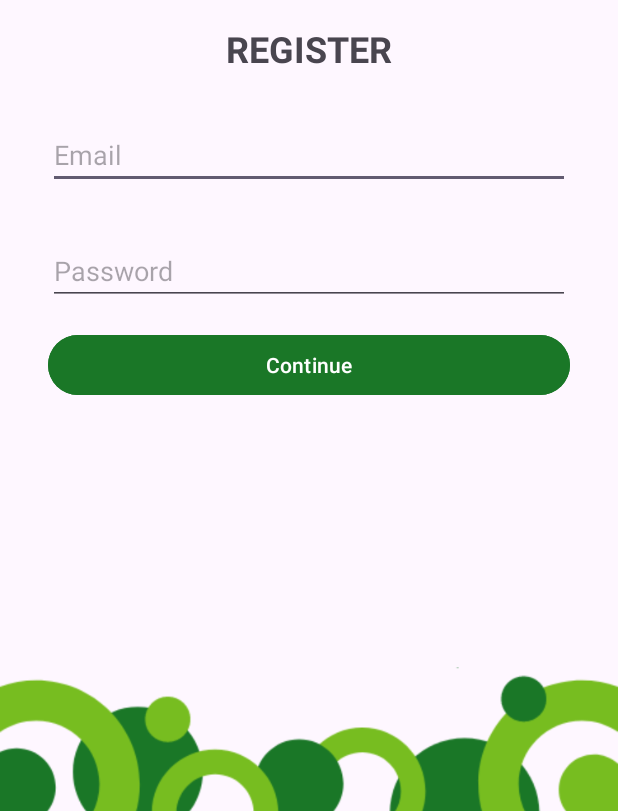
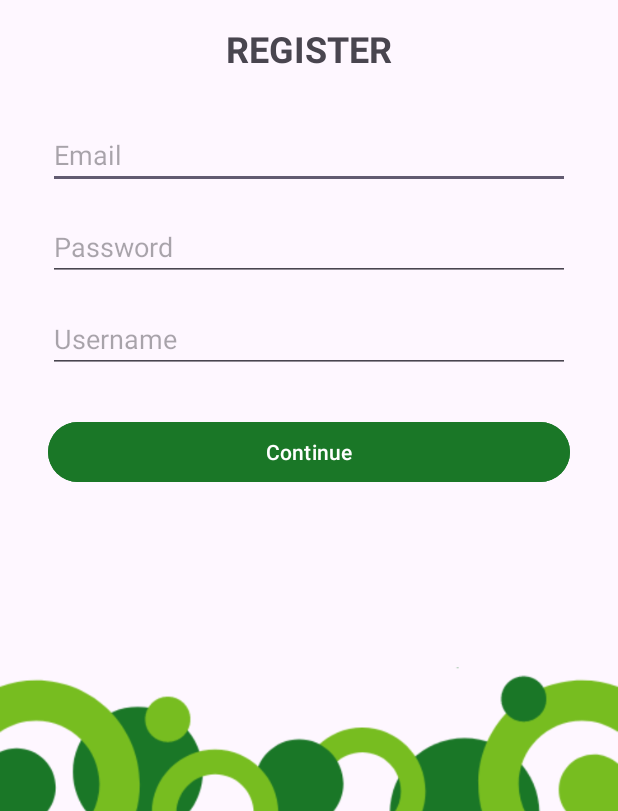
Before and after one commit to ViannyCruz/ChatApp_CV, an Android app: the screen it shows after launch (Register), after a tap on "Register", on a phone screen of 412 x 824 dp, the part 425-1236 px from its top. Run offline under Robolectric (Android 15) with nearby library versions, the phone set to English and light mode, and no system bars; our stand-ins replace Firebase (no records; nobody signed in at launch, a user with empty details on screens opened directly).

Commit message:
Login, registro y log out

```diff
--- a/app/build.gradle.kts
+++ b/app/build.gradle.kts
@@ -43,6 +43,7 @@ dependencies {
     implementation(libs.material)
     implementation(libs.activity)
     implementation(libs.constraintlayout)
+    implementation(libs.firebase.firestore)
     testImplementation(libs.junit)
     androidTestImplementation(libs.ext.junit)
     androidTestImplementation(libs.espresso.core)
--- a/app/src/main/AndroidManifest.xml
+++ b/app/src/main/AndroidManifest.xml
@@ -1,7 +1,9 @@
 <?xml version="1.0" encoding="utf-8"?>
 <manifest xmlns:android="http://schemas.android.com/apk/res/android"
     xmlns:tools="http://schemas.android.com/tools">
+
     <uses-permission android:name="android.permission.INTERNET" />
+
     <application
         android:allowBackup="true"
         android:dataExtractionRules="@xml/data_extraction_rules"
@@ -12,6 +14,10 @@
         android:supportsRtl="true"
         android:theme="@style/Theme.ChatApp_CV"
         tools:targetApi="31">
+        <activity
+            android:name=".Settings"
+            android:exported="false"
+            android:parentActivityName=".CentralActivity" />
         <activity
             android:name=".CentralActivity"
             android:exported="false" />
--- a/app/src/main/java/com/example/chatapp_cv/MainActivity.java
+++ b/app/src/main/java/com/example/chatapp_cv/MainActivity.java
@@ -18,6 +18,21 @@ public class MainActivity extends AppCompatActivity {
 
     private String email_example = "cruzcruzvianny@gmail.com";
     private String password_example = "Vianny1213";
+
+    @Override
+    protected void onStart() {
+        super.onStart();
+
+        // Verificar si el usuario ya ha iniciado sesion
+        boolean isLoggedIn = getSharedPreferences("LoginPrefs", MODE_PRIVATE)
+                .getBoolean("isLoggedIn", false);
+
+        if (isLoggedIn) {
+            // Si el usuario esta logueado, redirigir a la actividad principal
+            startActivity(new Intent(MainActivity.this, CentralActivity.class));
+            finish();  // Evita que el usuario vuelva a la pantalla de login
+        }
+    }
 
     @Override
     protected void onCreate(Bundle savedInstanceState) {
--- a/app/src/main/java/com/example/chatapp_cv/Register.java
+++ b/app/src/main/java/com/example/chatapp_cv/Register.java
@@ -1,12 +1,12 @@
 package com.example.chatapp_cv;
 
+import android.annotation.SuppressLint;
 import android.graphics.drawable.Drawable;
 import android.os.Bundle;
 import android.text.TextUtils;
 import android.view.MenuItem;
 
 import androidx.activity.EdgeToEdge;
-import androidx.annotation.NonNull;
 import androidx.appcompat.app.AppCompatActivity;
 import androidx.appcompat.widget.Toolbar;
 
@@ -19,8 +19,6 @@ import androidx.core.graphics.Insets;
 import androidx.core.view.ViewCompat;
 import androidx.core.view.WindowInsetsCompat;
 
-import com.google.android.gms.tasks.OnCompleteListener;
-import com.google.firebase.auth.AuthResult;
 import com.google.firebase.auth.FirebaseAuth;
 import com.google.firebase.auth.FirebaseUser;
 import android.view.View;
@@ -39,7 +37,7 @@ public class Register extends AppCompatActivity {
         EdgeToEdge.enable(this);
         setContentView(R.layout.activity_register);
 
-        Toolbar toolbar = findViewById(R.id.toolbar5);
+        Toolbar toolbar = findViewById(R.id.toolbarsettings);
         setSupportActionBar(toolbar);
 
         // Habilitar la flecha de ir hacia atrás
--- a/app/src/main/res/layout/activity_login.xml
+++ b/app/src/main/res/layout/activity_login.xml
@@ -45,7 +45,7 @@
         android:inputType="text"
         app:layout_constraintEnd_toEndOf="parent"
         app:layout_constraintStart_toStartOf="parent"
-        app:layout_constraintTop_toBottomOf="@+id/logoLogin" />
+        app:layout_constraintTop_toBottomOf="@+id/textLogin" />
 
     <EditText
         android:id="@+id/passwordLogin"
--- a/app/src/main/res/layout/activity_register.xml
+++ b/app/src/main/res/layout/activity_register.xml
@@ -52,7 +52,7 @@
         android:layout_width="0dp"
         android:layout_height="wrap_content"
         android:layout_marginStart="32dp"
-        android:layout_marginTop="32dp"
+        android:layout_marginTop="16dp"
         android:layout_marginEnd="32dp"
         android:ems="10"
         android:hint="Password"
@@ -74,7 +74,7 @@
         app:srcCompat="@drawable/footer02" />
 
     <androidx.appcompat.widget.Toolbar
-        android:id="@+id/toolbar5"
+        android:id="@+id/toolbarsettings"
         android:layout_width="409dp"
         android:layout_height="40dp"
         android:layout_marginStart="1dp"
@@ -96,13 +96,27 @@
         android:layout_width="0dp"
         android:layout_height="wrap_content"
         android:layout_marginStart="32dp"
-        android:layout_marginTop="16dp"
+        android:layout_marginTop="74dp"
         android:layout_marginEnd="32dp"
         android:backgroundTint="@color/DarkGreen"
         android:onClick="registerUser"
         android:text="Continue"
         app:layout_constraintEnd_toEndOf="parent"
         app:layout_constraintStart_toStartOf="parent"
+        app:layout_constraintTop_toTopOf="@+id/editText_Username" />
+
+    <EditText
+        android:id="@+id/editText_Username"
+        android:layout_width="0dp"
+        android:layout_height="wrap_content"
+        android:layout_marginStart="32dp"
+        android:layout_marginTop="16dp"
+        android:layout_marginEnd="32dp"
+        android:ems="10"
+        android:hint="Username"
+        android:inputType="text"
+        app:layout_constraintEnd_toEndOf="parent"
+        app:layout_constraintStart_toStartOf="parent"
         app:layout_constraintTop_toBottomOf="@+id/editTextText2" />
 
 </androidx.constraintlayout.widget.ConstraintLayout>
--- a/app/src/main/res/values/strings.xml
+++ b/app/src/main/res/values/strings.xml
@@ -1,4 +1,6 @@
 <resources>
     <string name="app_name">ChatApp_CV</string>
     <string name="email_login">Email</string>
+    <string name="toolbar_image_description">logo</string>
+    <string name="toolbar_button_description">configuracion</string>
 </resources>
--- a/gradle/libs.versions.toml
+++ b/gradle/libs.versions.toml
@@ -8,6 +8,7 @@ appcompat = "1.7.0"
 material = "1.12.0"
 activity = "1.9.2"
 constraintlayout = "2.1.4"
+firebaseFirestore = "25.1.0"
 
 [libraries]
 firebase-auth-ktx = { module = "com.google.firebase:firebase-auth-ktx" }
@@ -19,6 +20,7 @@ appcompat = { group = "androidx.appcompat", name = "appcompat", version.ref = "a
 material = { group = "com.google.android.material", name = "material", version.ref = "material" }
 activity = { group = "androidx.activity", name = "activity", version.ref = "activity" }
 constraintlayout = { group = "androidx.constraintlayout", name = "constraintlayout", version.ref = "constraintlayout" }
+firebase-firestore = { group = "com.google.firebase", name = "firebase-firestore", version.ref = "firebaseFirestore" }
 
 [plugins]
 android-application = { id = "com.android.application", version.ref = "agp" }
```
Also changed, not shown: app/src/main/java/com/example/chatapp_cv/CentralActivity.java (+7 -0 lines), app/src/main/java/com/example/chatapp_cv/Login.java (+11 -8 lines), app/src/main/java/com/example/chatapp_cv/Settings.java (added, +72 -0 lines), app/src/main/res/layout/activity_central.xml (+37 -0 lines), app/src/main/res/layout/activity_settings.xml (added, +78 -0 lines), app/src/main/res/drawable/logo_toolbar.png (added), app/src/main/res/drawable/tres_puntos.png (added), app/src/main/res/drawable/user_image_default.png (added).
